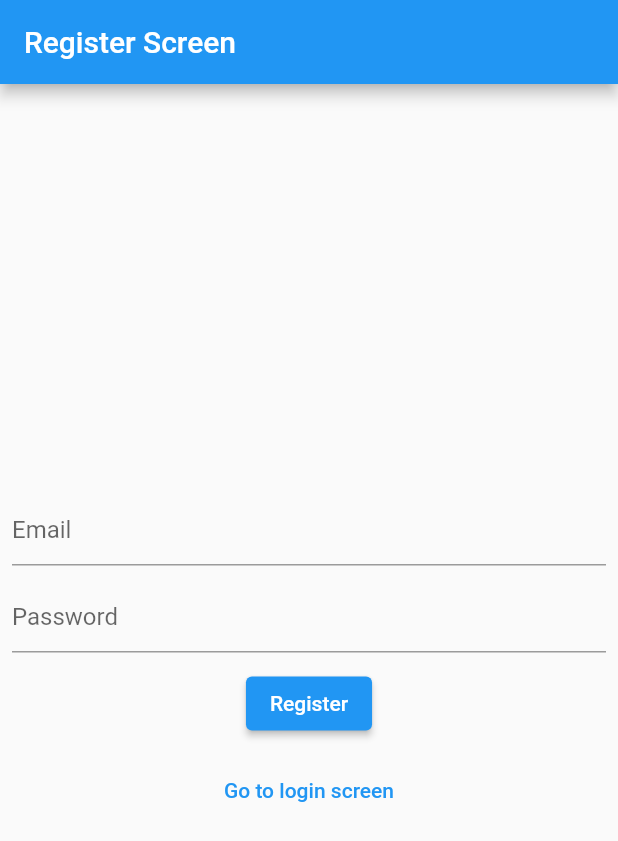
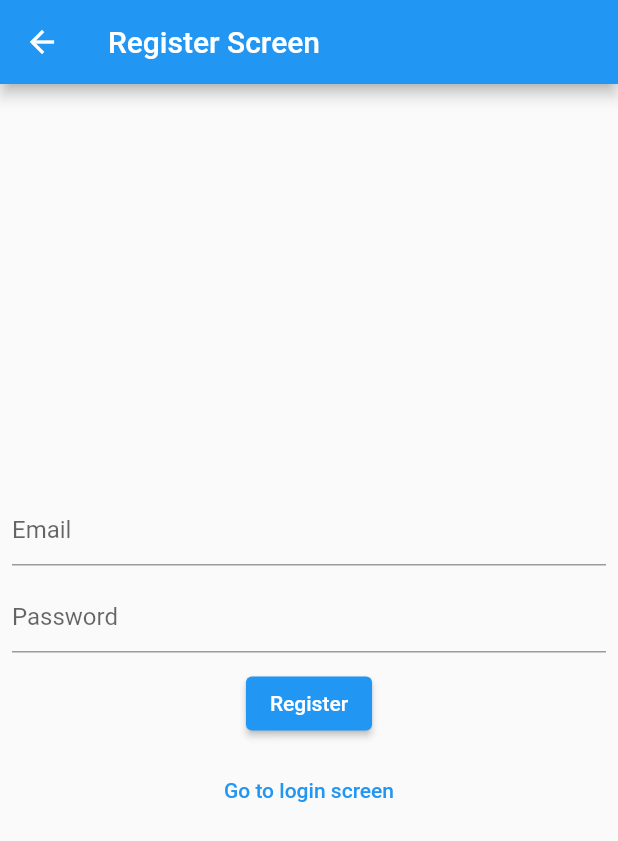
Before and after one commit to devprasad95/firebase_task_manager, a Flutter app: the screen it shows after launch, after a tap on "Create a new account", on a phone screen of 412 x 824 dp. Shown: the top 841 px of the screen. Run offline on Flutter 3.47's test engine with Material 2 defaults, Android fonts, the phone set to English and light mode, and no system bars; our stand-ins replace cloud_firestore, firebase_auth, firebase_core, flutter_slidable; accounts and stored records are empty.

Commit message:
main.dart modified

```diff
--- a/lib/main.dart
+++ b/lib/main.dart
@@ -1,5 +1,7 @@
 import 'package:firebase_task_manager/service/auth_service.dart';
+import 'package:firebase_task_manager/views/error_screen.dart';
 import 'package:firebase_task_manager/views/home_screen.dart';
+import 'package:firebase_task_manager/views/loading_screen.dart';
 import 'package:firebase_task_manager/views/login_screen.dart';
 import 'package:flutter/material.dart';
 import 'package:firebase_core/firebase_core.dart';
@@ -29,6 +31,10 @@ class MyApp extends StatelessWidget {
         builder: (context, snapshot) {
           if (snapshot.hasData) {
             return const HomeScreen();
+          } else if (snapshot.connectionState == ConnectionState.waiting) {
+            return const LoadingScreen();
+          } else if (snapshot.hasError) {
+            return const ErrorScreen();
           } else {
             return const LoginScreen();
           }
--- /dev/null
+++ b/lib/views/loading_screen.dart
@@ -0,0 +1,17 @@
+import 'package:flutter/material.dart';
+
+class LoadingScreen extends StatelessWidget {
+  const LoadingScreen({Key? key}) : super(key: key);
+
+  @override
+  Widget build(BuildContext context) {
+    return Scaffold(
+      appBar: AppBar(
+        title: const Text('Loading...'),
+      ),
+      body: const Center(
+        child: CircularProgressIndicator(),
+      ),
+    );
+  }
+}
--- a/lib/views/login_screen.dart
+++ b/lib/views/login_screen.dart
@@ -58,7 +58,7 @@ class _LoginScreenState extends State<LoginScreen> {
             const Spacer(),
             TextButton(
               onPressed: () {
-                Navigator.of(context).pushReplacement(
+                Navigator.of(context).push(
                   MaterialPageRoute(
                     builder: (context) => const RegisterScreen(),
                   ),
```
Also changed, not shown: lib/views/error_screen.dart (added, +17 -0 lines), lib/views/register_screen.dart (+1 -6 lines).
